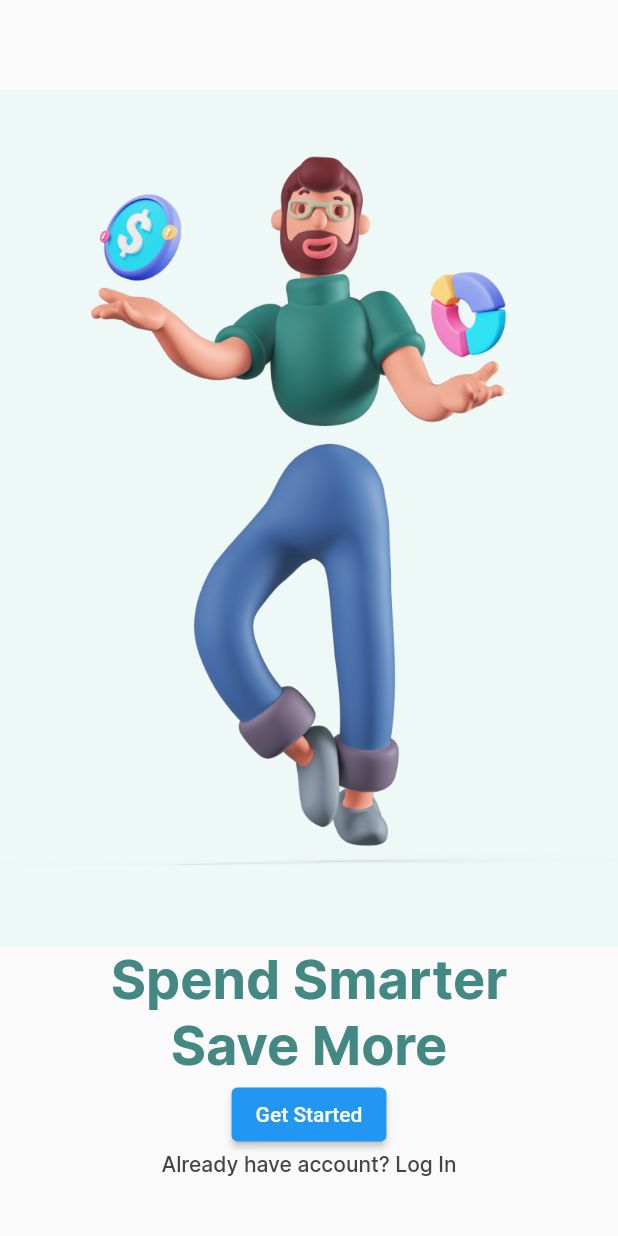
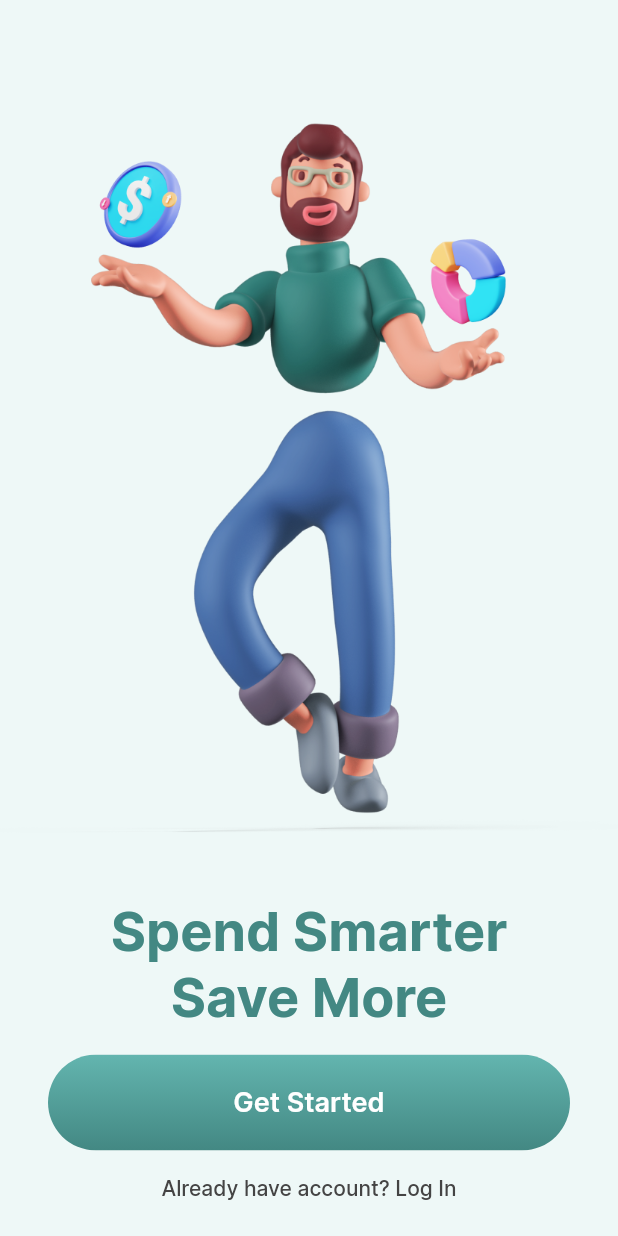
Before and after one commit to devkaio/financy_app, a Flutter app: the screen it shows after launch, on a phone screen of 412 x 824 dp. Run offline on Flutter 3.47's test engine with Material 2 defaults, Android fonts, the phone set to English and light mode, and no system bars.

Commit message:
refatora onboarding page

```diff
--- a/lib/features/onboarding/onboarding_page.dart
+++ b/lib/features/onboarding/onboarding_page.dart
@@ -1,6 +1,10 @@
+// ignore_for_file: public_member_api_docs, sort_constructors_first
+
 import 'package:financy_app/common/constants/app_colors.dart';
 import 'package:financy_app/common/constants/app_text_styles.dart';
 import 'package:flutter/material.dart';
+
+import '../../common/widgets/primary_button.dart';
 
 class OnboardingPage extends StatelessWidget {
   const OnboardingPage({super.key});
@@ -8,15 +12,15 @@ class OnboardingPage extends StatelessWidget {
   @override
   Widget build(BuildContext context) {
     return Scaffold(
+      backgroundColor: AppColors.iceWhite,
       body: Align(
         child: Column(
           children: [
-            const SizedBox(height: 60.0),
+            const SizedBox(height: 48.0),
             Expanded(
               flex: 2,
-              child: Container(
-                color: AppColors.iceWhite,
-                child: Image.asset('assets/images/man.png'),
+              child: Image.asset(
+                'assets/images/man.png',
               ),
             ),
             Text(
@@ -31,9 +35,15 @@ class OnboardingPage extends StatelessWidget {
                 color: AppColors.greelightTwo,
               ),
             ),
-            ElevatedButton(
-              onPressed: () {},
-              child: const Text('Get Started'),
+            Padding(
+              padding: const EdgeInsets.symmetric(
+                horizontal: 32.0,
+                vertical: 16.0,
+              ),
+              child: PrimaryButton(
+                text: 'Get Started',
+                onPressed: () {},
+              ),
             ),
             Text(
               'Already have account? Log In',
@@ -41,7 +51,7 @@ class OnboardingPage extends StatelessWidget {
                 color: AppColors.grey,
               ),
             ),
-            const SizedBox(height: 40.0),
+            const SizedBox(height: 24.0),
           ],
         ),
       ),
```
